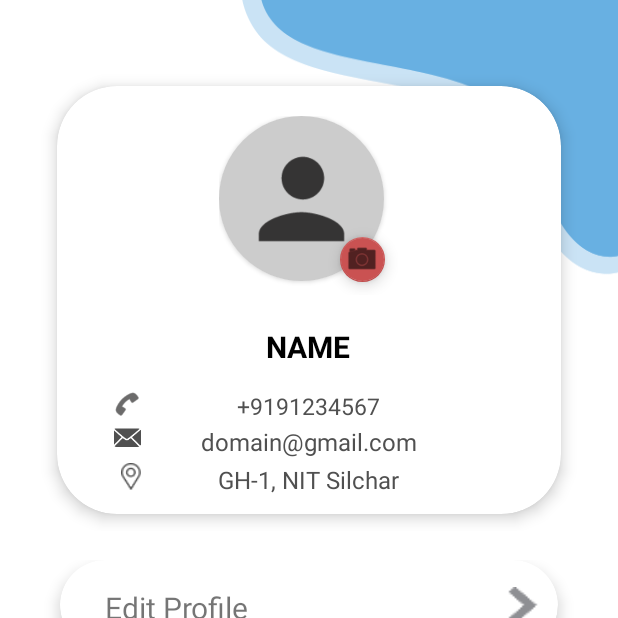
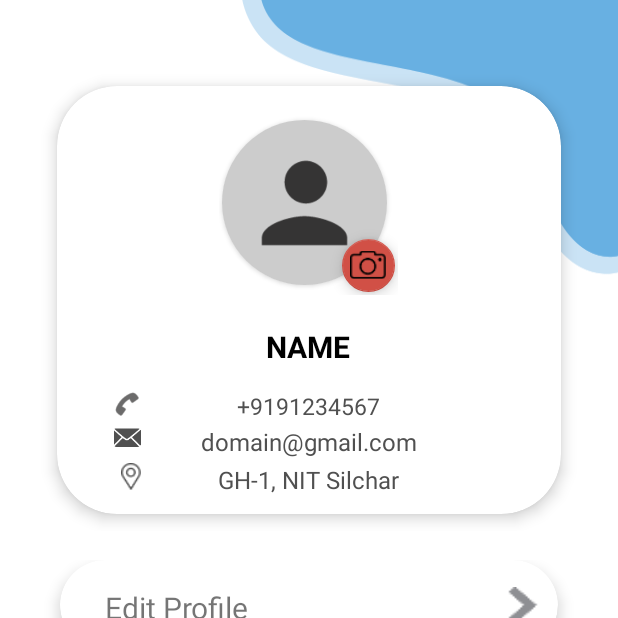
Before and after one commit to elvis902/Easy-Exchange-App, an Android app: the Profile_Page screen opened directly, with no data from a screen before it, on a phone screen of 412 x 824 dp, the top half of it. Run offline under Robolectric (Android 15) with nearby library versions, the phone set to English and light mode, and no system bars.

Commit message:
profile layout modification

```diff
--- a/app/src/main/res/layout/activity_profile__page.xml
+++ b/app/src/main/res/layout/activity_profile__page.xml
@@ -30,7 +30,7 @@
             app:cardCornerRadius="40dp"
             app:cardElevation="6dp">
 
-            <RelativeLayout
+            <androidx.constraintlayout.widget.ConstraintLayout
                 android:layout_width="119dp"
                 android:layout_height="119dp"
                 android:layout_gravity="center_horizontal"
@@ -39,23 +39,23 @@
                 android:layout_marginEnd="20dp"
                 android:layout_marginBottom="20dp">
 
+
                 <com.google.android.material.floatingactionbutton.FloatingActionButton
-                    android:id="@+id/floatingActionButton"
+                    android:id="@+id/edit_pic"
                     android:layout_width="wrap_content"
                     android:layout_height="wrap_content"
-                    android:layout_alignParentEnd="true"
-                    android:layout_alignParentBottom="true"
-                    android:baselineAlignBottom="false"
+                    android:layout_marginStart="80dp"
+                    android:layout_marginTop="80dp"
+                    android:backgroundTint="#D15046"
                     android:clickable="true"
-                    android:contentDescription="TODO"
                     android:focusable="true"
-                    android:scaleType="centerInside"
-                    android:src="@android:drawable/ic_menu_camera"
-                    android:tint="@color/white"
-                    app:backgroundTint="#CA5252"
-                    app:fabCustomSize="30dp">
-
-                </com.google.android.material.floatingactionbutton.FloatingActionButton>
+                    android:src="@drawable/camera"
+                    app:backgroundTint="#D15046"
+                    app:fabCustomSize="35dp"
+                    app:layout_constraintBottom_toBottomOf="parent"
+                    app:layout_constraintEnd_toEndOf="parent"
+                    app:layout_constraintStart_toStartOf="parent"
+                    app:layout_constraintTop_toTopOf="parent" />
 
                 <androidx.cardview.widget.CardView
                     android:id="@+id/profile_pic"
@@ -80,7 +80,7 @@
 
                 </androidx.cardview.widget.CardView>
 
-            </RelativeLayout>
+            </androidx.constraintlayout.widget.ConstraintLayout>
 
             <RelativeLayout
                 android:layout_width="268dp"
```
